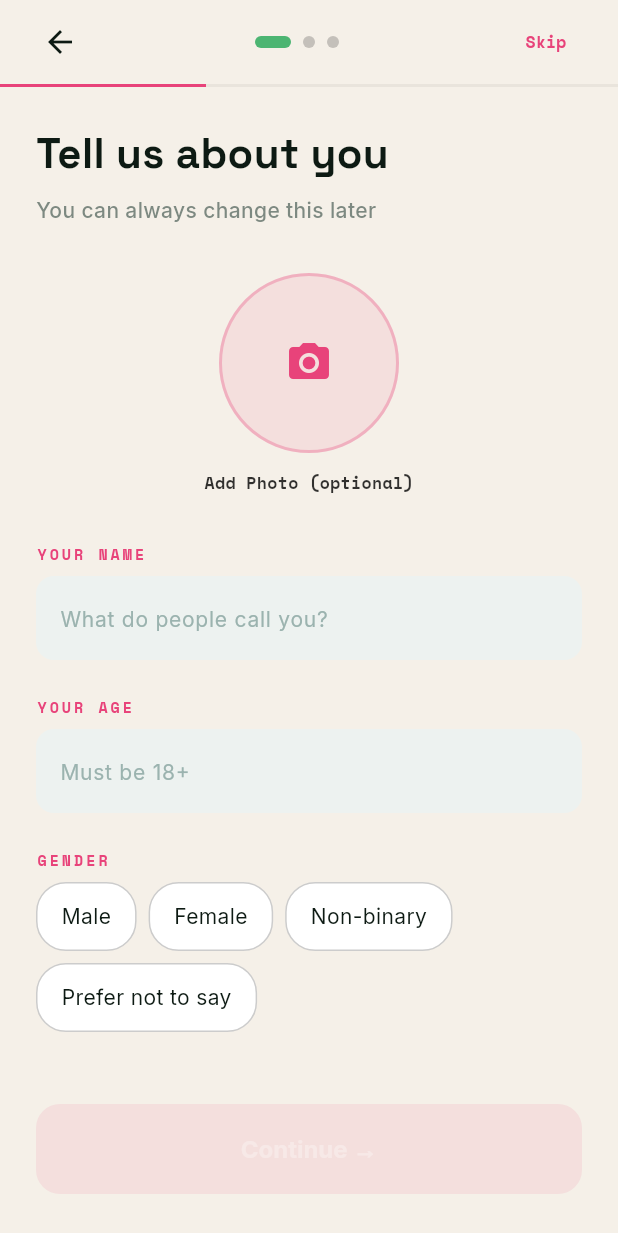
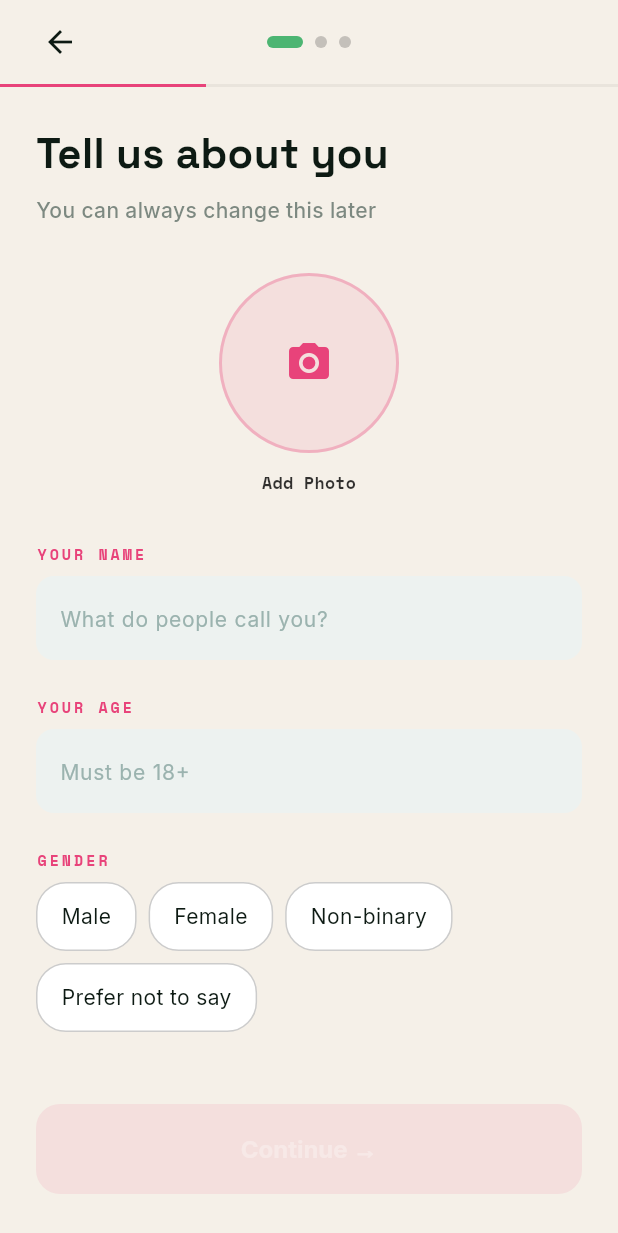
Before and after one commit to JoJoshJo/fifa_love_fluter, a Flutter app: the SignupScreen screen opened directly, on a phone screen of 412 x 824 dp. Shown: the top 1233 px of the screen. Run offline on Flutter 3.47's test engine with Material 3 defaults, Android fonts, the phone set to English and light mode, and no system bars; our stand-ins replace cached_network_image, flutter_card_swiper, flutter_dotenv, flutter_local_notifications, flutter_riverpod, google_fonts and 6 more; accounts and stored records are empty; network calls fail.

Commit message:
feat: enforce profile requirements, remove skip buttons, expand WC teams to 48

```diff
--- a/lib/features/auth/presentation/signup_screen.dart
+++ b/lib/features/auth/presentation/signup_screen.dart
@@ -35,7 +35,7 @@ class _SignupScreenState extends State<SignupScreen> {
   String? _teamSupported;
   bool _isLocal = true;
   String? _city;
-  final List<String> _topCountries = ["Brazil", "France", "Argentina", "USA", "England", "Germany", "Spain", "Portugal", "Morocco", "Japan", "Nigeria", "Mexico", "Colombia", "Senegal", "Australia", "South Korea", "Netherlands", "Italy", "Belgium", "Canada"];
+  final List<String> _topCountries = ["Argentina", "Australia", "Austria", "Belgium", "Brazil", "Cameroon", "Canada", "Chile", "Colombia", "Costa Rica", "Croatia", "Denmark", "Ecuador", "Egypt", "England", "France", "Germany", "Ghana", "Greece", "Iran", "Italy", "Ivory Coast", "Jamaica", "Japan", "Mexico", "Morocco", "Netherlands", "New Zealand", "Nigeria", "Norway", "Panama", "Peru", "Poland", "Portugal", "Qatar", "Saudi Arabia", "Senegal", "Serbia", "South Korea", "Spain", "Sweden", "Switzerland", "Tunisia", "Turkey", "USA", "Uruguay", "Venezuela", "Wales"];
   final List<String> _hostCities = ["Dallas", "Los Angeles", "New York/New Jersey", "San Francisco Bay Area", "Seattle", "Kansas City", "Boston", "Miami", "Atlanta", "Houston", "Philadelphia", "Vancouver", "Toronto", "Guadalajara", "Mexico City", "Monterrey"];
 
   // STEP 3 STATE
@@ -243,20 +243,7 @@ class _SignupScreenState extends State<SignupScreen> {
               );
             }),
           ),
-          if (_currentPage < 2)
-            TextButton(
-              onPressed: _nextStep,
-              child: Text(
-                'Skip',
-                style: GoogleFonts.spaceMono(
-                  fontSize: 11,
-                  color: const Color(0xFFE8437A),
-                  fontWeight: FontWeight.bold,
-                ),
-              ),
-            )
-          else
-            const SizedBox(width: 48),
+          const SizedBox(width: 48),
         ],
       ),
     );
@@ -273,7 +260,8 @@ class _SignupScreenState extends State<SignupScreen> {
 
   Widget _buildStep1(BuildContext context) {
     final theme = Theme.of(context);
-    bool canContinue = _nameController.text.isNotEmpty &&
+    bool canContinue = _profileImageBytes != null &&
+                       _nameController.text.isNotEmpty &&
                        (int.tryParse(_ageController.text) ?? 0) >= 18 &&
                        _selectedGender != null;
 
@@ -327,7 +315,7 @@ class _SignupScreenState extends State<SignupScreen> {
                 ),
                 const SizedBox(height: 12),
                 Text(
-                  "Add Photo (optional)",
+                  "Add Photo",
                   style: GoogleFonts.spaceMono(
                     fontSize: 11,
                     color: theme.textTheme.bodySmall?.color?.withValues(alpha: 0.8),
```
